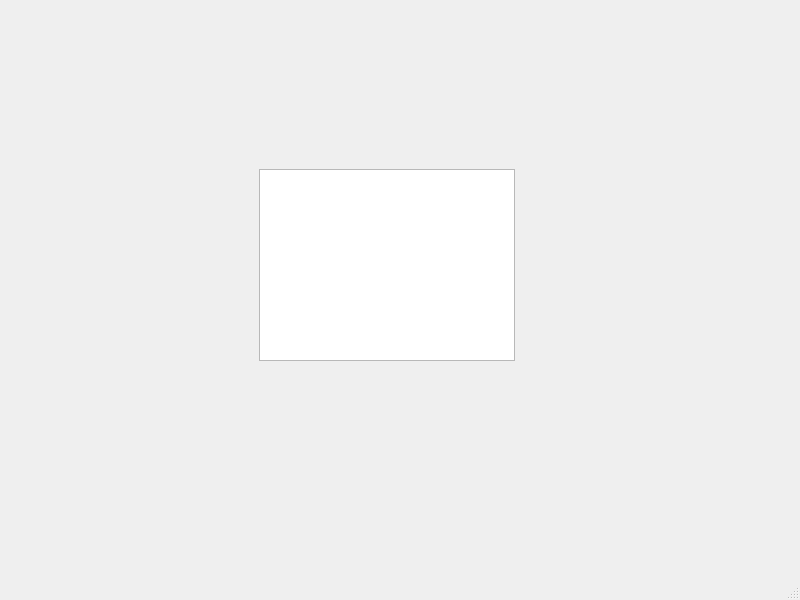
First picture: the form in dt_image_search/view/mainwindow.ui, repository ws2356/image-search, before the edit.
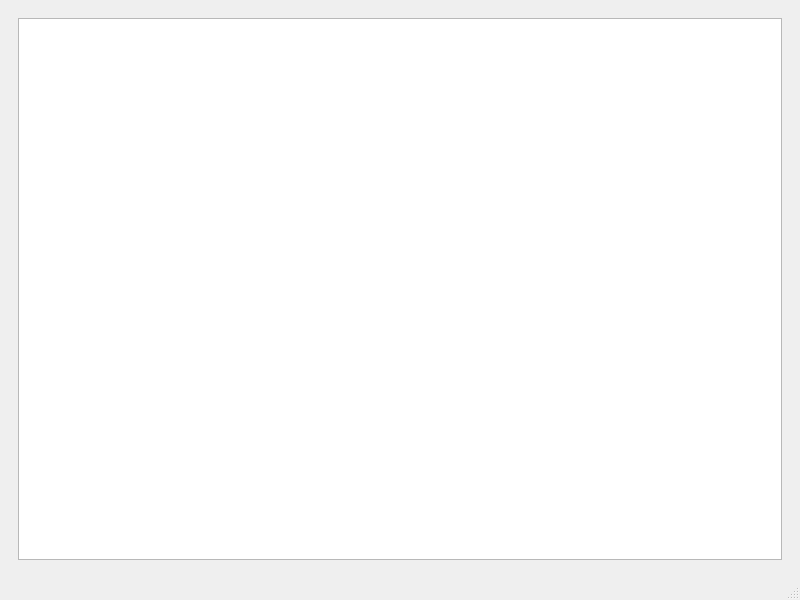
Second picture: the form after the edit. The open tabs and pages were chosen to show the change.

Commit message: switching between browse mode and search mode

Diff of the .ui file:
```diff
--- a/dt_image_search/view/mainwindow.ui
+++ b/dt_image_search/view/mainwindow.ui
@@ -87,16 +87,11 @@
        </layout>
       </widget>
       <widget class="QWidget" name="searchPage">
-       <widget class="QListView" name="searchImageListView">
-        <property name="geometry">
-         <rect>
-          <x>250</x>
-          <y>160</y>
-          <width>256</width>
-          <height>192</height>
-         </rect>
-        </property>
-       </widget>
+       <layout class="QVBoxLayout" name="verticalLayout_2">
+        <item>
+         <widget class="QListView" name="searchImageListView"/>
+        </item>
+       </layout>
       </widget>
      </widget>
     </item>
```
Left out of the diff: 2 changed lines with no effect on the pictures. The commit also changes 7 other files.
